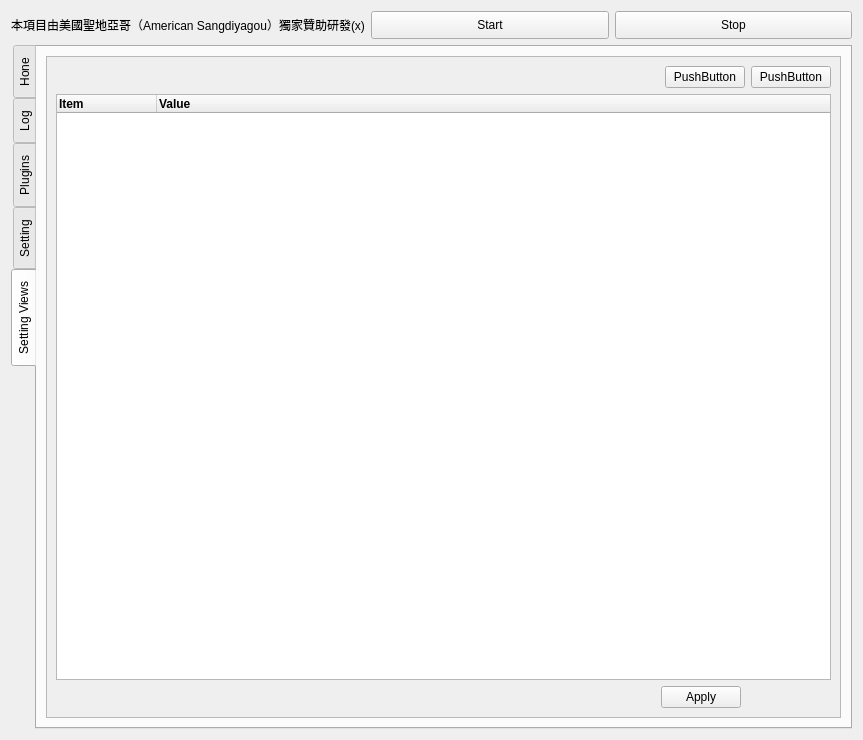
Above: ictye-live-dm/src/ictye_live_dm/QT-GUI/main.ui from northgreen/ictye-live-dm before the change. Below: the same form after it.
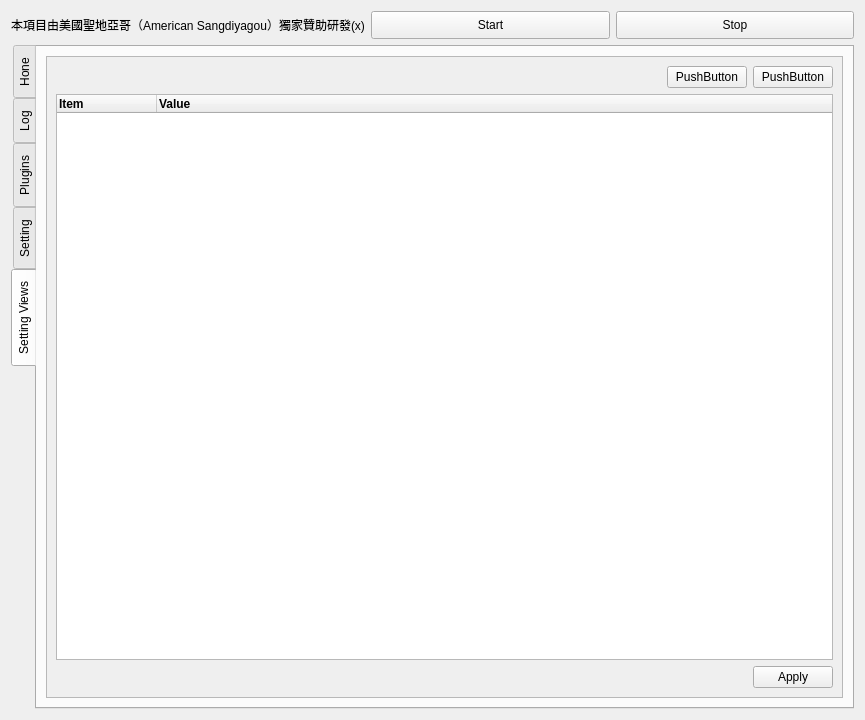
That is the form after the change. The open tabs and pages were chosen to show the change. Icons and pictures are not drawn.

```diff
--- a/ictye-live-dm/src/ictye_live_dm/QT-GUI/main.ui
+++ b/ictye-live-dm/src/ictye_live_dm/QT-GUI/main.ui
@@ -9,8 +9,8 @@
    <rect>
     <x>0</x>
     <y>0</y>
-    <width>863</width>
-    <height>740</height>
+    <width>865</width>
+    <height>720</height>
    </rect>
   </property>
   <property name="windowTitle">
@@ -82,7 +82,7 @@
       <number>0</number>
      </property>
      <property name="elideMode">
-      <enum>Qt::ElideNone</enum>
+      <enum>Qt::ElideLeft</enum>
      </property>
      <property name="movable">
       <bool>false</bool>
@@ -511,31 +511,28 @@
           <enum>Qt::ScrollBarAsNeeded</enum>
          </property>
          <property name="horizontalScrollBarPolicy">
-          <enum>Qt::ScrollBarAlwaysOff</enum>
+          <enum>Qt::ScrollBarAsNeeded</enum>
          </property>
          <property name="sizeAdjustPolicy">
-          <enum>QAbstractScrollArea::AdjustToContents</enum>
+          <enum>QAbstractScrollArea::AdjustIgnored</enum>
          </property>
          <property name="widgetResizable">
           <bool>true</bool>
          </property>
-         <property name="alignment">
-          <set>Qt::AlignCenter</set>
-         </property>
          <widget class="QWidget" name="scrollAreaWidgetContents">
           <property name="geometry">
            <rect>
             <x>0</x>
             <y>0</y>
-            <width>789</width>
-            <height>651</height>
+            <width>790</width>
+            <height>629</height>
            </rect>
           </property>
           <layout class="QVBoxLayout" name="verticalLayout_5">
            <item>
             <layout class="QHBoxLayout" name="horizontalLayout_5">
              <item>
-              <spacer name="horizontalSpacer_3">
+              <spacer name="horizontalSpacer_6">
                <property name="orientation">
                 <enum>Qt::Horizontal</enum>
                </property>
@@ -611,16 +608,13 @@
               <enum>QLayout::SetDefaultConstraint</enum>
              </property>
              <item>
-              <spacer name="horizontalSpacer">
+              <spacer name="horizontalSpacer_3">
                <property name="orientation">
                 <enum>Qt::Horizontal</enum>
                </property>
-               <property name="sizeType">
-                <enum>QSizePolicy::MinimumExpanding</enum>
-               </property>
                <property name="sizeHint" stdset="0">
                 <size>
-                 <width>90</width>
+                 <width>40</width>
                  <height>20</height>
                 </size>
                </property>
@@ -633,22 +627,6 @@
                </property>
               </widget>
              </item>
-             <item>
-              <spacer name="horizontalSpacer_2">
-               <property name="orientation">
-                <enum>Qt::Horizontal</enum>
-               </property>
-               <property name="sizeType">
-                <enum>QSizePolicy::Fixed</enum>
-               </property>
-               <property name="sizeHint" stdset="0">
-                <size>
-                 <width>90</width>
-                 <height>20</height>
-                </size>
-               </property>
-              </spacer>
-             </item>
             </layout>
            </item>
           </layout>
```
Left out of the diff: 20 changed lines with no effect on the pictures.
